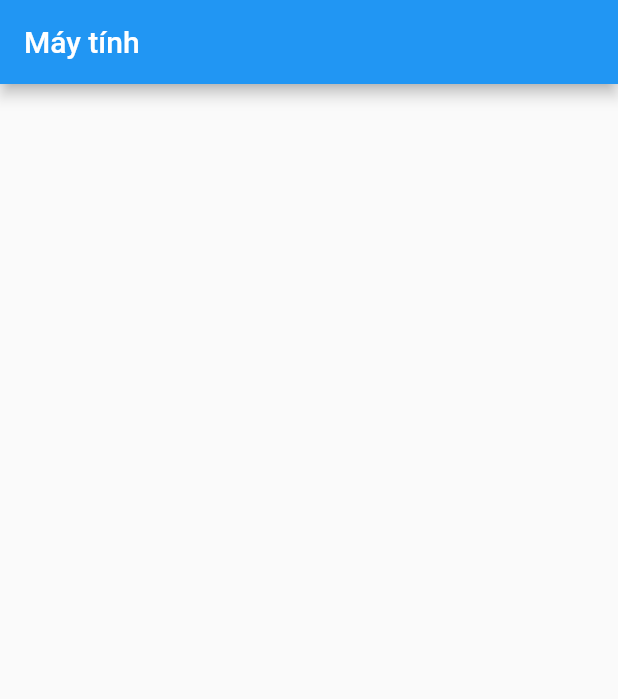
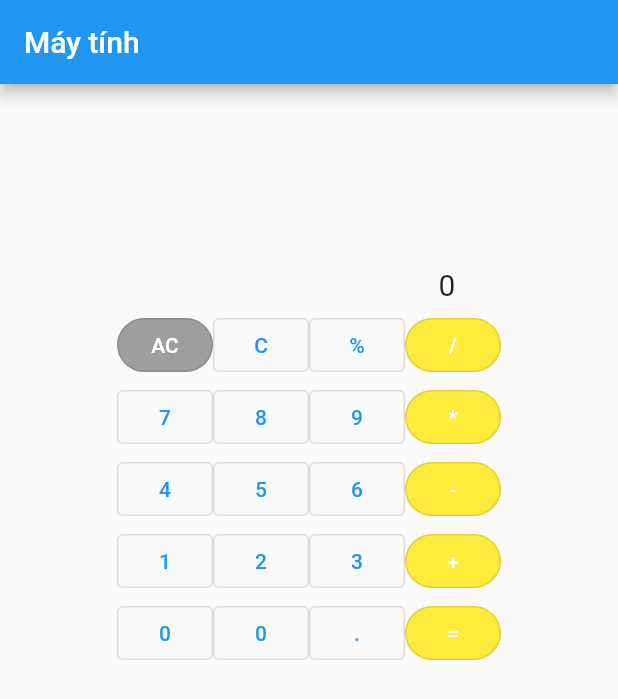
Before and after one commit to NguyenMinhDuc217/Calculator, a Flutter app: the screen it shows after launch, on a phone screen of 412 x 824 dp. Shown: the top 699 px of the screen. Run offline on Flutter 3.47's test engine with Material 2 defaults, Android fonts, the phone set to English and light mode, and no system bars.

Commit message:
Source code calculator

```diff
--- a/lib/main.dart
+++ b/lib/main.dart
@@ -18,7 +18,118 @@ class MyApp extends StatelessWidget {
         appBar: AppBar(
           title: Text('Máy tính'),
         ),
-        body: Center(),
+        body: Center(
+          child: Column(
+            children: [
+              Container(
+                alignment: Alignment.bottomRight,
+                padding: EdgeInsets.fromLTRB(0, 0, 10, 5),
+                width: 215,
+                height: 150,
+                child: Text("0",style: TextStyle(fontSize: 20),),
+              ),
+              Row(
+                mainAxisSize : MainAxisSize.min,
+                children: [
+                  OutlinedButton(
+                    onPressed: (){},
+                    child: Text("AC",style: TextStyle(color: Colors.white),),
+                    style: OutlinedButton.styleFrom(
+                      shape: RoundedRectangleBorder(
+                        borderRadius: BorderRadius.circular(90.0),
+                      ),
+                      backgroundColor: Colors.grey,
+                    ),
+                  ),
+                  OutlinedButton(onPressed: (){}, child: Text("C")),
+                  OutlinedButton(onPressed: (){}, child: Text("%")),
+                  OutlinedButton(
+                    onPressed: (){},
+                    child: Text("/",style: TextStyle(color: Colors.white),),
+                    style: OutlinedButton.styleFrom(
+                      shape: RoundedRectangleBorder(
+                        borderRadius: BorderRadius.circular(90.0),
+                      ),
+                      backgroundColor: Colors.yellow,
+                    ),
+                  ),
+                ],
+              ),
+              Row(
+                mainAxisSize : MainAxisSize.min,
+                children: [
+                  OutlinedButton(onPressed: (){}, child: Text("7")),
+                  OutlinedButton(onPressed: (){}, child: Text("8")),
+                  OutlinedButton(onPressed: (){}, child: Text("9")),
+                  OutlinedButton(
+                    onPressed: (){},
+                    child: Text("*",style: TextStyle(color: Colors.white),),
+                    style: OutlinedButton.styleFrom(
+                      shape: RoundedRectangleBorder(
+                        borderRadius: BorderRadius.circular(90.0),
+                      ),
+                      backgroundColor: Colors.yellow,
+                    ),
+                  ),
+                ],
+              ),
+              Row(
+                mainAxisSize : MainAxisSize.min,
+                children: [
+                  OutlinedButton(onPressed: (){}, child: Text("4")),
+                  OutlinedButton(onPressed: (){}, child: Text("5")),
+                  OutlinedButton(onPressed: (){}, child: Text("6")),
+                  OutlinedButton(
+                    onPressed: (){},
+                    child: Text("-",style: TextStyle(color: Colors.white),),
+                    style: OutlinedButton.styleFrom(
+                      shape: RoundedRectangleBorder(
+                        borderRadius: BorderRadius.circular(90.0),
+                      ),
+                      backgroundColor: Colors.yellow,
+                    ),
+                  ),
+                ],
+              ),
+              Row(
+                mainAxisSize : MainAxisSize.min,
+                children: [
+                  OutlinedButton(onPressed: (){}, child: Text("1")),
+                  OutlinedButton(onPressed: (){}, child: Text("2")),
+                  OutlinedButton(onPressed: (){}, child: Text("3")),
+                  OutlinedButton(
+                    onPressed: (){},
+                    child: Text("+",style: TextStyle(color: Colors.white),),
+                    style: OutlinedButton.styleFrom(
+                      shape: RoundedRectangleBorder(
+                        borderRadius: BorderRadius.circular(90.0),
+                      ),
+                      backgroundColor: Colors.yellow,
+                    ),
+                  ),
+                ],
+              ),
+                Row(
+                  mainAxisSize : MainAxisSize.min,
+                children: [
+                  OutlinedButton(onPressed: (){}, child: Text("0")),
+                  OutlinedButton(onPressed: (){}, child: Text("0")),
+                  OutlinedButton(onPressed: (){}, child: Text(".")),
+                  OutlinedButton(
+                    onPressed: (){},
+                    child: Text("=",style: TextStyle(color: Colors.white),),
+                    style: OutlinedButton.styleFrom(
+                      shape: RoundedRectangleBorder(
+                        borderRadius: BorderRadius.circular(90.0),
+                      ),
+                      backgroundColor: Colors.yellow,
+                    ),
+                  ),
+                ],
+              ),
+            ],
+          ),
+        ),
       ),
     );
   }
```
